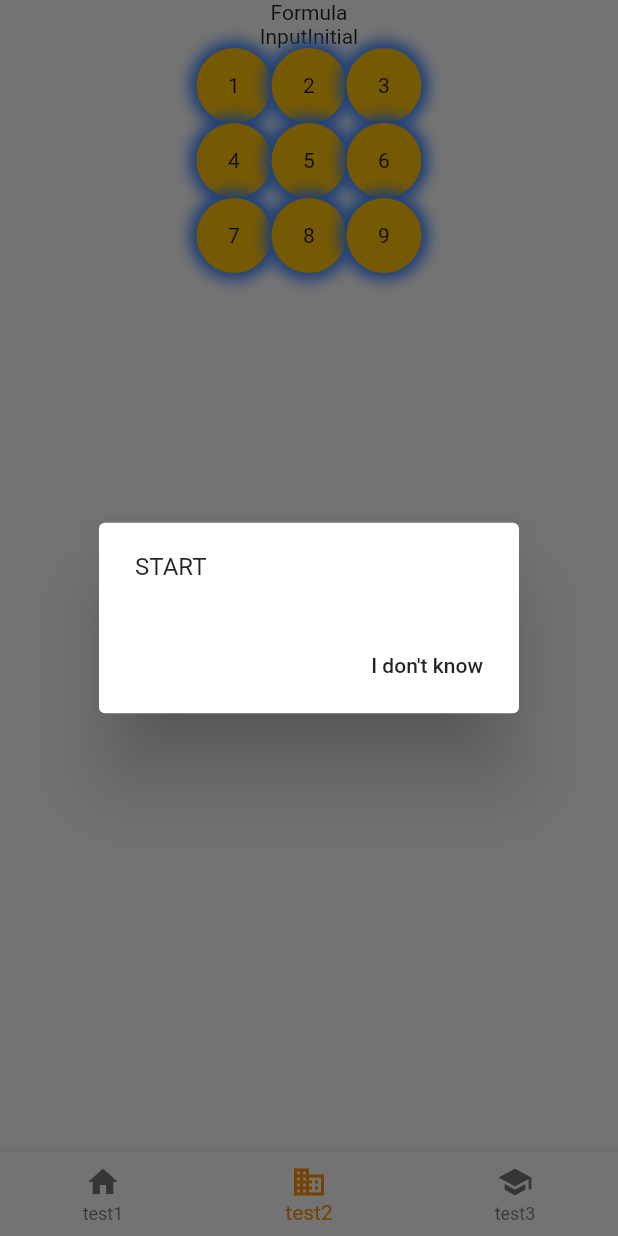
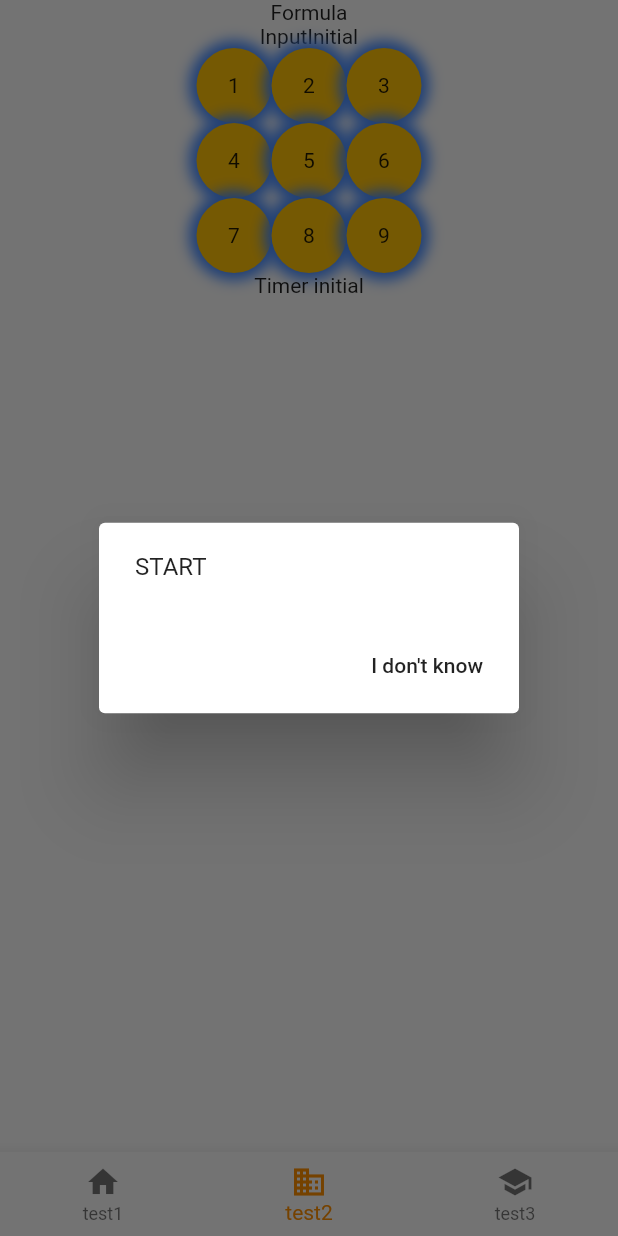
Before and after one commit to EvGen94/easyCountApp, a Flutter app: the screen it shows after launch, item 2 of the bottom bar chosen, on a phone screen of 412 x 824 dp. Run offline on Flutter 3.47's test engine with Material 2 defaults, Android fonts, the phone set to English and light mode, and no system bars; our stand-ins replace bloc, flutter_bloc.

Commit message:
add timer

```diff
--- a/lib/cubit/formula_cubit.dart
+++ b/lib/cubit/page_one/formula_cubit.dart
@@ -1,7 +1,7 @@
 import 'package:bloc/bloc.dart';
 import 'package:meta/meta.dart';
 
-import '../classes/ngenerator.dart';
+import '../../classes/ngenerator.dart';
 
 part 'formula_state.dart';
 
@@ -15,7 +15,7 @@ class FormulaCubit extends Cubit<FormulaState> {
     emit(FormulaInitial());
   }
 
-  int getFormula() {
+  void getFormula() {
      List<int> _nlist = ngenerator.generateRandomNumber();
     emit(FormulaG( listdata: _nlist));
   }
--- /dev/null
+++ b/lib/cubit/page_one/timer_cubit.dart
@@ -0,0 +1,19 @@
+import 'dart:async';
+
+import 'package:bloc/bloc.dart';
+import 'package:meta/meta.dart';
+import '../../classes/timer.dart';
+
+part 'timer_state.dart';
+
+class TimerCubit extends Cubit<TimerState> {
+  TimerCubit() : super(TimerInitial());
+
+  CircleTimer timer = CircleTimer();
+
+  Future<void> getTick() {
+    Future<int> tick;
+    tick = timer.startTimer();
+    emit(TimerStart(tick: tick));
+  }
+}
--- /dev/null
+++ b/lib/cubit/page_one/timer_state.dart
@@ -0,0 +1,11 @@
+part of 'timer_cubit.dart';
+
+@immutable
+abstract class TimerState {}
+
+class TimerInitial extends TimerState {}
+
+class TimerStart extends TimerState {
+  Future<int> tick;
+  TimerStart({@required this.tick});
+}
--- a/lib/page_one.dart
+++ b/lib/page_one.dart
@@ -1,15 +1,18 @@
+import 'package:easycount/cubit/page_one/timer_cubit.dart';
 import 'package:flutter_bloc/flutter_bloc.dart';
 import 'package:flutter/material.dart';
 
-import 'cubit/formula_cubit.dart';
-import 'cubit/input_cubit.dart';
-import 'cubit/keyboard_cubit.dart';
+import 'cubit/page_one/formula_cubit.dart';
+import 'cubit/page_one/input_cubit.dart';
+import 'cubit/page_one/keyboard_cubit.dart';
 
 import './classes/ngenerator.dart';
 
 import './page_one_widgets/Keyboard_state.dart';
 import './page_one_widgets/formula_state.dart';
 import './page_one_widgets/input_state.dart';
+import './page_one_widgets/timer_state.dart';
+
 class PageOne extends StatelessWidget {
   PageOne({Key key}) : super(key: key);
   Generator generator = Generator();
@@ -26,6 +29,9 @@ class PageOne extends StatelessWidget {
         BlocProvider<KeyboardCubit>(
           create: (BuildContext context) => KeyboardCubit(),
         ),
+         BlocProvider<TimerCubit>(
+          create: (BuildContext context) => TimerCubit(),
+        ),
       ],
       child: Column(
         crossAxisAlignment: CrossAxisAlignment.center,
@@ -33,6 +39,7 @@ class PageOne extends StatelessWidget {
           FormulaLine(),
           InputLine(),
           Keyboard(),
+          Timer(),
         ],
       ),
     );
--- a/lib/page_one_widgets/Keyboard_state.dart
+++ b/lib/page_one_widgets/Keyboard_state.dart
@@ -1,9 +1,9 @@
-import 'package:easycount/cubit/formula_cubit.dart';
+import 'package:easycount/cubit/page_one/formula_cubit.dart';
 
 import 'package:flutter/material.dart';
 import 'package:flutter_bloc/flutter_bloc.dart';
 
-import '../cubit/keyboard_cubit.dart';
+import '../cubit/page_one/keyboard_cubit.dart';
 
 import 'widgets/Keyboard.dart';
 import 'widgets/Showdialog.dart';
--- a/lib/page_one_widgets/formula_state.dart
+++ b/lib/page_one_widgets/formula_state.dart
@@ -1,9 +1,9 @@
-import 'package:easycount/cubit/formula_cubit.dart';
+import 'package:easycount/cubit/page_one/formula_cubit.dart';
 
 import 'package:flutter/material.dart';
 import 'package:flutter_bloc/flutter_bloc.dart';
 
-import '../cubit/formula_cubit.dart';
+import '../cubit/page_one/formula_cubit.dart';
 
 class FormulaLine extends StatelessWidget {
   FormulaLine({Key key}) : super(key: key);
--- a/lib/page_one_widgets/input_state.dart
+++ b/lib/page_one_widgets/input_state.dart
@@ -1,7 +1,7 @@
 import 'package:flutter/material.dart';
 import 'package:flutter_bloc/flutter_bloc.dart';
 
-import '../cubit/input_cubit.dart';
+import '../cubit/page_one/input_cubit.dart';
 
 class InputLine extends StatelessWidget {
   InputLine({Key key}) : super(key: key);
--- /dev/null
+++ b/lib/page_one_widgets/timer_state.dart
@@ -0,0 +1,24 @@
+import 'package:flutter/material.dart';
+import 'package:flutter_bloc/flutter_bloc.dart';
+
+import '../cubit/page_one/timer_cubit.dart';
+
+class Timer extends StatelessWidget {
+  const Timer({Key key}) : super(key: key);
+
+  @override
+  Widget build(BuildContext context) {
+    return BlocBuilder<TimerCubit, TimerState>(
+      builder: (context, state) {
+        if (state is TimerInitial) {
+          return Text("Timer initial");
+        }
+        if (state is TimerStart) {
+          return Text("${state.tick}");
+        }
+        return Text("Not initial Timer");
+      },
+
+    );
+  }
+}
```
Also changed, not shown: lib/page_one_widgets/widgets/Keyboard.dart (+6 -4 lines), lib/page_one_widgets/widgets/Showdialog.dart (+6 -4 lines), lib/cubit/page_one/formula_state.dart (renamed from lib/cubit/formula_state.dart), lib/cubit/page_one/input_cubit.dart (renamed from lib/cubit/input_cubit.dart), lib/cubit/page_one/input_state.dart (renamed from lib/cubit/input_state.dart), lib/cubit/page_one/keyboard_cubit.dart (renamed from lib/cubit/keyboard_cubit.dart), lib/cubit/page_one/keyboard_state.dart (renamed from lib/cubit/keyboard_state.dart), pubspec.lock.
